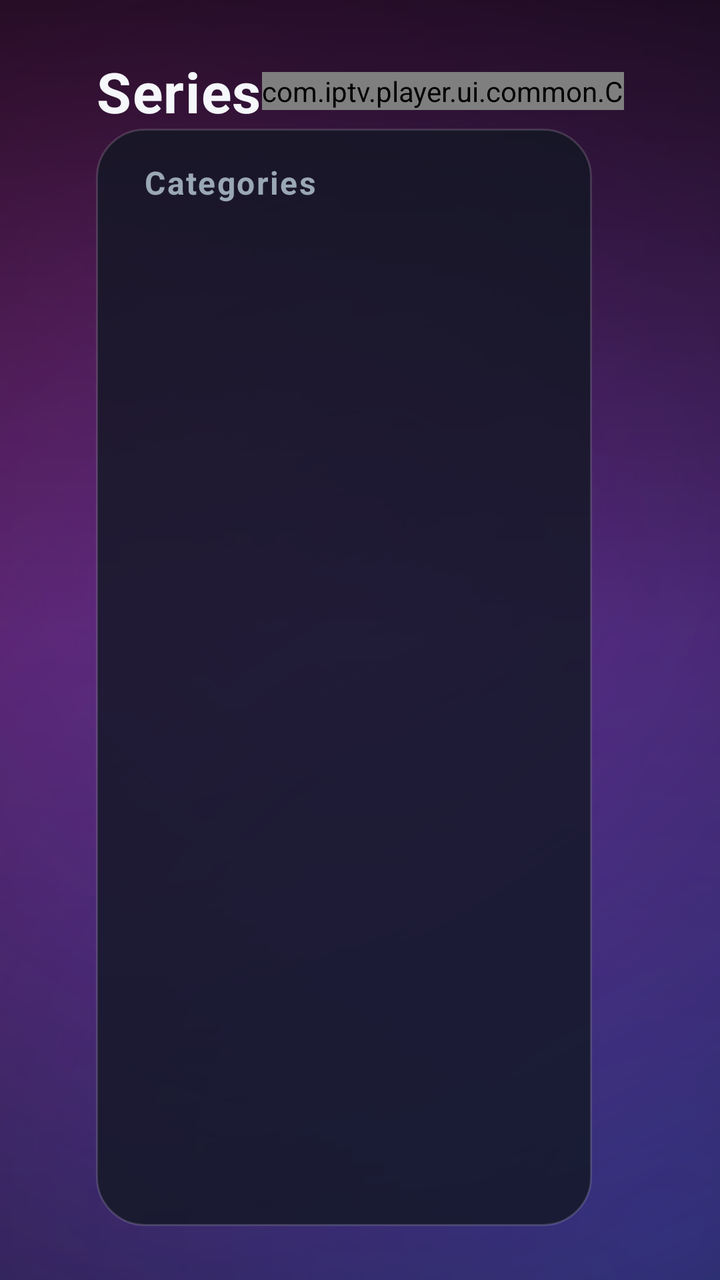
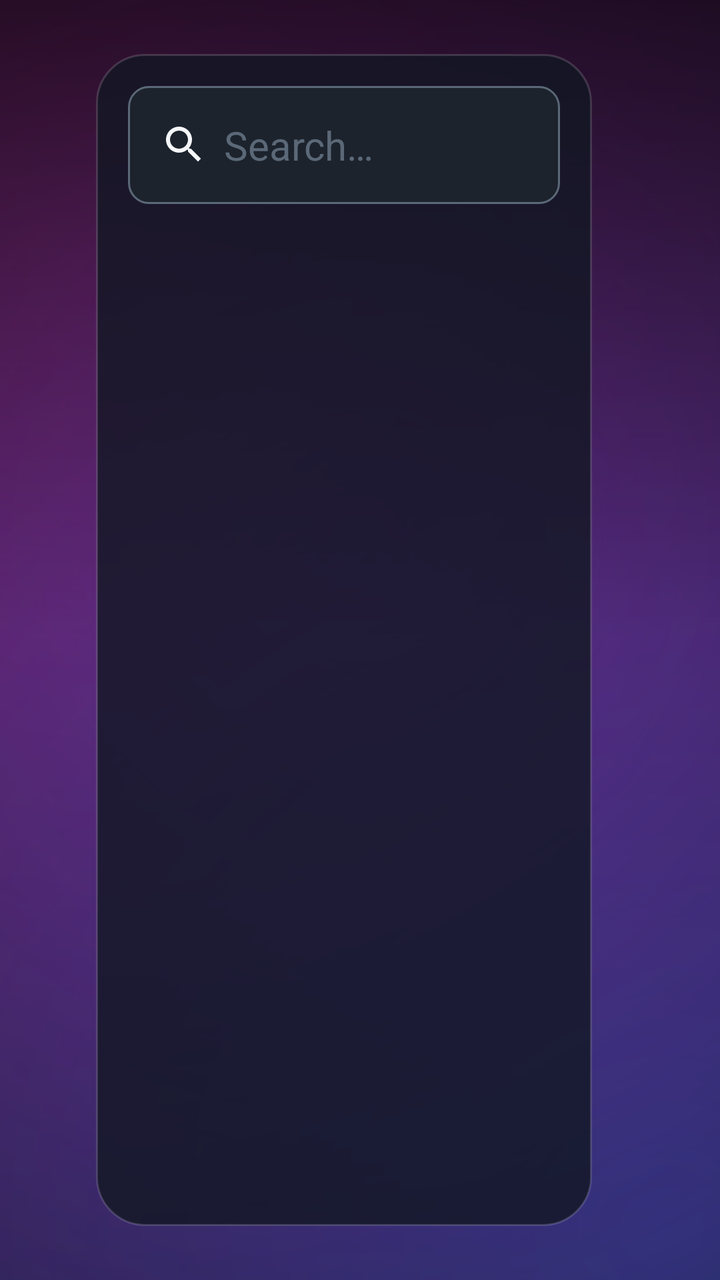

The first picture is an Android layout as it rendered before a commit; the second is the same layout after the commit. The layout source and the unified diff follow.
<!-- AndroidManifest.xml: application theme Theme.IptvPlayer -->
<!-- res/layout/activity_series.xml -->
<?xml version="1.0" encoding="utf-8"?>
<androidx.constraintlayout.widget.ConstraintLayout
    xmlns:android="http://schemas.android.com/apk/res/android"
    xmlns:app="http://schemas.android.com/apk/res-auto"
    android:layout_width="match_parent"
    android:layout_height="match_parent"
    android:background="@drawable/bg_login_aurora"
    android:paddingHorizontal="@dimen/safe_area_h"
    android:paddingVertical="@dimen/safe_area_v">

    
    <LinearLayout
        android:id="@+id/navBar"
        android:layout_width="0dp"
        android:layout_height="wrap_content"
        android:orientation="horizontal"
        android:gravity="center_vertical"
        android:layout_marginBottom="@dimen/space_m"
        app:layout_constraintStart_toStartOf="parent"
        app:layout_constraintEnd_toEndOf="parent"
        app:layout_constraintTop_toTopOf="parent">

        <TextView
            android:layout_width="wrap_content"
            android:layout_height="wrap_content"
            android:text="@string/nav_series"
            android:textColor="@color/text_primary"
            android:textSize="@dimen/text_title"
            android:textStyle="bold"
            android:letterSpacing="0.02" />

        <Space
            android:layout_width="0dp"
            android:layout_height="wrap_content"
            android:layout_weight="1" />

        <com.iptv.player.ui.common.ClockView
            android:id="@+id/clock"
            android:layout_width="wrap_content"
            android:layout_height="wrap_content"
            android:textColor="@color/text_primary"
            android:textSize="@dimen/text_title"
            android:textStyle="bold" />

        <TextView
            android:id="@+id/dateText"
            android:layout_width="wrap_content"
            android:layout_height="wrap_content"
            android:textColor="@color/text_secondary"
            android:textSize="@dimen/text_body"
            android:layout_marginStart="@dimen/space_m" />
    </LinearLayout>

    
    <LinearLayout
        android:id="@+id/categoryPanel"
        android:layout_width="@dimen/category_width"
        android:layout_height="0dp"
        android:orientation="vertical"
        android:background="@drawable/bg_glass_card"
        android:padding="@dimen/space_m"
        app:layout_constraintStart_toStartOf="parent"
        app:layout_constraintTop_toBottomOf="@id/navBar"
        app:layout_constraintBottom_toBottomOf="parent">

        <TextView
            android:layout_width="match_parent"
            android:layout_height="wrap_content"
            android:text="@string/categories_title"
            android:textColor="@color/text_secondary"
            android:textSize="@dimen/text_caption"
            android:textStyle="bold"
            android:letterSpacing="0.05"
            android:paddingHorizontal="@dimen/space_s"
            android:layout_marginBottom="@dimen/space_s" />

        <androidx.recyclerview.widget.RecyclerView
            android:id="@+id/categoryList"
            android:layout_width="match_parent"
            android:layout_height="0dp"
            android:layout_weight="1"
            android:clipToPadding="false"
            android:focusable="false" />
    </LinearLayout>

    
    <LinearLayout
        android:id="@+id/contentPanel"
        android:layout_width="0dp"
        android:layout_height="0dp"
        android:orientation="vertical"
        android:layout_marginStart="@dimen/space_m"
        android:background="@drawable/bg_glass_card"
        android:padding="@dimen/space_m"
        app:layout_constraintStart_toEndOf="@id/categoryPanel"
        app:layout_constraintEnd_toEndOf="parent"
        app:layout_constraintTop_toBottomOf="@id/navBar"
        app:layout_constraintBottom_toBottomOf="parent">

        <EditText
            android:id="@+id/searchInput"
            style="@style/Widget.Iptv.Input"
            android:layout_width="match_parent"
            android:layout_height="wrap_content"
            android:hint="@string/search_hint"
            android:imeOptions="actionSearch"
            android:inputType="text"
            android:maxLines="1"
            android:layout_marginBottom="@dimen/space_m" />

        <FrameLayout
            android:layout_width="match_parent"
            android:layout_height="0dp"
            android:layout_weight="1">

            <androidx.recyclerview.widget.RecyclerView
                android:id="@+id/posterGrid"
                android:layout_width="match_parent"
                android:layout_height="match_parent"
                android:clipToPadding="false" />

            <TextView
                android:id="@+id/emptyState"
                android:layout_width="wrap_content"
                android:layout_height="wrap_content"
                android:layout_gravity="center"
                android:text="@string/empty_channels"
                android:textColor="@color/text_secondary"
                android:textSize="@dimen/text_body"
                android:visibility="gone" />
        </FrameLayout>
    </LinearLayout>
</androidx.constraintlayout.widget.ConstraintLayout>
<!-- resources referenced by this layout -->
<resources>
  <color name="text_primary">#F5F7FA</color>
  <color name="text_secondary">#9AA7B4</color>
  <dimen name="category_width">248dp</dimen>
  <dimen name="safe_area_h">48dp</dimen>
  <dimen name="safe_area_v">27dp</dimen>
  <dimen name="space_m">16dp</dimen>
  <dimen name="space_s">8dp</dimen>
  <dimen name="text_body">20sp</dimen>
  <dimen name="text_caption">16sp</dimen>
  <dimen name="text_title">28sp</dimen>
  <!-- drawable bg_glass_card (drawable) -->
  <?xml version="1.0" encoding="utf-8"?>
  <shape xmlns:android="http://schemas.android.com/apk/res/android" android:shape="rectangle">
      <solid android:color="@color/glass_card" />
      <corners android:radius="24dp" />
      <stroke android:width="1dp" android:color="@color/glass_stroke" />
  </shape>
  <string name="categories_title">Categories</string>
  <string name="empty_channels">Nothing here yet.</string>
  <string name="nav_series">Series</string>
  <string name="search_hint">Search…</string>
  <style name="Widget.Iptv.Input" parent="Widget.AppCompat.EditText">
          <item name="android:background">@drawable/bg_input</item>
          <item name="android:textColor">@color/text_primary</item>
          <item name="android:textColorHint">@color/text_muted</item>
          <item name="android:textSize">@dimen/text_body</item>
          <item name="android:padding">@dimen/space_m</item>
      </style>
  <style name="Theme.IptvPlayer" parent="Theme.AppCompat.NoActionBar">
          <item name="colorPrimary">@color/accent</item>
          <item name="colorPrimaryDark">@color/bg_root</item>
          <item name="colorAccent">@color/accent</item>
          <item name="android:windowBackground">@color/bg_root</item>
          <item name="android:statusBarColor" tools:targetApi="lollipop">@color/bg_root</item>
          <item name="android:windowFullscreen">true</item>
          <item name="android:textColorPrimary">@color/text_primary</item>
          <item name="android:textColorSecondary">@color/text_secondary</item>
      </style>
  <color name="glass_card">#CC121723</color>
  <color name="glass_stroke">#26FFFFFF</color>
  <color name="brand_cinematic">#07090F</color>
  <!-- drawable bg_input (drawable) -->
  <?xml version="1.0" encoding="utf-8"?>
  <selector xmlns:android="http://schemas.android.com/apk/res/android">
      <item android:state_focused="true">
          <shape android:shape="rectangle">
              <solid android:color="@color/bg_card_focused" />
              <corners android:radius="@dimen/card_radius" />
              <stroke android:width="@dimen/focus_stroke" android:color="@color/focus_border" />
          </shape>
      </item>
      <item>
          <shape android:shape="rectangle">
              <solid android:color="@color/bg_card" />
              <corners android:radius="@dimen/card_radius" />
              <stroke android:width="1dp" android:color="@color/text_muted" />
          </shape>
      </item>
  </selector>
  <color name="text_muted">#5B6877</color>
  <color name="accent">#3DA9FC</color>
  <color name="bg_root">#0E1116</color>
  <color name="bg_card_focused">#2A3340</color>
  <dimen name="card_radius">10dp</dimen>
  <dimen name="focus_stroke">2dp</dimen>
  <color name="focus_border">#3DA9FC</color>
  <color name="bg_card">#1C232D</color>
  <!-- unchanged entries left out for length: 1 -->
</resources>

<!-- the commit's change to res/layout/activity_series.xml (unified diff, before → after) -->
@@ -10,49 +10,6 @@
 
     
     <LinearLayout
-        android:id="@+id/navBar"
-        android:layout_width="0dp"
-        android:layout_height="wrap_content"
-        android:orientation="horizontal"
-        android:gravity="center_vertical"
-        android:layout_marginBottom="@dimen/space_m"
-        app:layout_constraintStart_toStartOf="parent"
-        app:layout_constraintEnd_toEndOf="parent"
-        app:layout_constraintTop_toTopOf="parent">
-
-        <TextView
-            android:layout_width="wrap_content"
-            android:layout_height="wrap_content"
-            android:text="@string/nav_series"
-            android:textColor="@color/text_primary"
-            android:textSize="@dimen/text_title"
-            android:textStyle="bold"
-            android:letterSpacing="0.02" />
-
-        <Space
-            android:layout_width="0dp"
-            android:layout_height="wrap_content"
-            android:layout_weight="1" />
-
-        <com.iptv.player.ui.common.ClockView
-            android:id="@+id/clock"
-            android:layout_width="wrap_content"
-            android:layout_height="wrap_content"
-            android:textColor="@color/text_primary"
-            android:textSize="@dimen/text_title"
-            android:textStyle="bold" />
-
-        <TextView
-            android:id="@+id/dateText"
-            android:layout_width="wrap_content"
-            android:layout_height="wrap_content"
-            android:textColor="@color/text_secondary"
-            android:textSize="@dimen/text_body"
-            android:layout_marginStart="@dimen/space_m" />
-    </LinearLayout>
-
-    
-    <LinearLayout
         android:id="@+id/categoryPanel"
         android:layout_width="@dimen/category_width"
         android:layout_height="0dp"
@@ -60,19 +17,21 @@
         android:background="@drawable/bg_glass_card"
         android:padding="@dimen/space_m"
         app:layout_constraintStart_toStartOf="parent"
-        app:layout_constraintTop_toBottomOf="@id/navBar"
+        app:layout_constraintTop_toTopOf="parent"
         app:layout_constraintBottom_toBottomOf="parent">
 
-        <TextView
+        <EditText
+            android:id="@+id/searchInput"
+            style="@style/Widget.Iptv.Input"
             android:layout_width="match_parent"
             android:layout_height="wrap_content"
-            android:text="@string/categories_title"
-            android:textColor="@color/text_secondary"
-            android:textSize="@dimen/text_caption"
-            android:textStyle="bold"
-            android:letterSpacing="0.05"
-            android:paddingHorizontal="@dimen/space_s"
-            android:layout_marginBottom="@dimen/space_s" />
+            android:drawableStart="@drawable/ic_search"
+            android:drawablePadding="@dimen/space_s"
+            android:hint="@string/search_hint"
+            android:imeOptions="actionSearch"
+            android:inputType="text"
+            android:maxLines="1"
+            android:layout_marginBottom="@dimen/space_m" />
 
         <androidx.recyclerview.widget.RecyclerView
             android:id="@+id/categoryList"
@@ -90,23 +49,46 @@
         android:layout_height="0dp"
         android:orientation="vertical"
         android:layout_marginStart="@dimen/space_m"
-        android:background="@drawable/bg_glass_card"
-        android:padding="@dimen/space_m"
         app:layout_constraintStart_toEndOf="@id/categoryPanel"
         app:layout_constraintEnd_toEndOf="parent"
-        app:layout_constraintTop_toBottomOf="@id/navBar"
+        app:layout_constraintTop_toTopOf="parent"
         app:layout_constraintBottom_toBottomOf="parent">
 
-        <EditText
-            android:id="@+id/searchInput"
-            style="@style/Widget.Iptv.Input"
+        <LinearLayout
             android:layout_width="match_parent"
             android:layout_height="wrap_content"
-            android:hint="@string/search_hint"
-            android:imeOptions="actionSearch"
-            android:inputType="text"
-            android:maxLines="1"
-            android:layout_marginBottom="@dimen/space_m" />
+            android:orientation="horizontal"
+            android:gravity="center_vertical"
+            android:layout_marginBottom="@dimen/space_m">
+
+            <TextView
+                android:id="@+id/contentTitle"
+                android:layout_width="0dp"
+                android:layout_height="wrap_content"
+                android:layout_weight="1"
+                android:text="@string/cat_recently_added"
+                android:textColor="@color/text_primary"
+                android:textSize="@dimen/text_title"
+                android:textStyle="bold"
+                android:maxLines="1"
+                android:ellipsize="end" />
+
+            <com.iptv.player.ui.common.ClockView
+                android:id="@+id/clock"
+                android:layout_width="wrap_content"
+                android:layout_height="wrap_content"
+                android:textColor="@color/text_primary"
+                android:textSize="@dimen/text_body"
+                android:textStyle="bold" />
+
+            <TextView
+                android:id="@+id/dateText"
+                android:layout_width="wrap_content"
+                android:layout_height="wrap_content"
+                android:textColor="@color/text_secondary"
+                android:textSize="@dimen/text_caption"
+                android:layout_marginStart="@dimen/space_m" />
+        </LinearLayout>
 
         <FrameLayout
             android:layout_width="match_parent"
<!-- resource entries referenced after the edit -->
@@ -17,9 +17,17 @@
       <corners android:radius="24dp" />
       <stroke android:width="1dp" android:color="@color/glass_stroke" />
   </shape>
-  <string name="categories_title">Categories</string>
+  <!-- drawable ic_search (drawable) -->
+  <?xml version="1.0" encoding="utf-8"?>
+  <vector xmlns:android="http://schemas.android.com/apk/res/android"
+      android:width="24dp" android:height="24dp"
+      android:viewportWidth="24" android:viewportHeight="24"
+      android:tint="@color/text_primary">
+      <path android:fillColor="@android:color/white"
+          android:pathData="M15.5,14h-0.79l-0.28,-0.27C15.41,12.59 16,11.11 16,9.5 16,5.91 13.09,3 9.5,3S3,5.91 3,9.5 5.91,16 9.5,16c1.61,0 3.09,-0.59 4.23,-1.57l0.27,0.28v0.79l5,4.99L20.49,19l-4.99,-5zm-6,0C7.01,14 5,11.99 5,9.5S7.01,5 9.5,5 14,7.01 14,9.5 11.99,14 9.5,14z" />
+  </vector>
+  <string name="cat_recently_added">Recently added</string>
   <string name="empty_channels">Nothing here yet.</string>
-  <string name="nav_series">Series</string>
   <string name="search_hint">Search…</string>
   <style name="Widget.Iptv.Input" parent="Widget.AppCompat.EditText">
           <item name="android:background">@drawable/bg_input</item>
